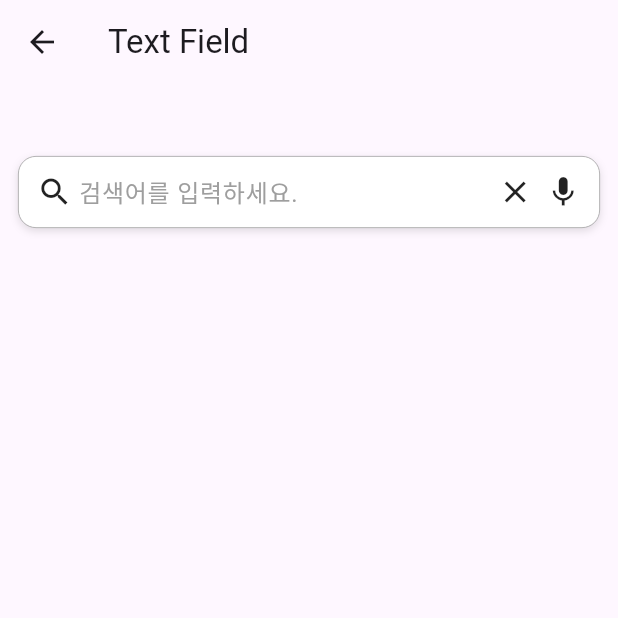
After one commit to yundal8755/cool_widget, a Flutter app: the TextFieldPage screen opened by its route, on a phone screen of 412 x 824 dp, the top half of it. The commit adds this screen. Run offline on Flutter 3.47's test engine with Material 3 defaults, Android fonts, the phone set to English and light mode, and no system bars; our stand-ins replace cached_network_image, flutter_bounceable, flutter_svg, image_picker.

Commit message:
feature : textfield 컴포넌트 추가

```diff
--- /dev/null
+++ b/lib/app/widget/component/text_field/cool_text_field_style.dart
@@ -0,0 +1,69 @@
+import 'package:flutter/material.dart';
+
+///
+/// [SearchTextField] 스타일을 결정하는 추상 클래스
+///
+abstract class CoolTextFieldStyle {
+  final Color? backgroundColor;
+  final Color? borderColor;
+  final double? borderWidth;
+  final double? borderRadius;
+  final Color? focusedBorderColor;
+  final double? focusedBorderWidth;
+  final String? hintText;
+  final TextStyle? hintStyle;
+  final TextStyle? textStyle;
+  final List<BoxShadow>? shadow;
+  final double? height;
+
+  /// CONSTRUCTOR
+  const CoolTextFieldStyle._({
+    this.backgroundColor,
+    this.borderColor,
+    this.borderWidth,
+    this.borderRadius,
+    this.focusedBorderColor,
+    this.focusedBorderWidth,
+    this.hintText,
+    this.hintStyle,
+    this.textStyle,
+    this.shadow,
+    this.height,
+  });
+}
+
+class TextFieldStyle extends CoolTextFieldStyle {
+  const TextFieldStyle({
+    super.backgroundColor,
+    super.borderColor,
+    super.borderWidth,
+    super.borderRadius,
+    super.focusedBorderColor,
+    super.focusedBorderWidth,
+    super.hintText,
+    super.hintStyle,
+    super.textStyle,
+    super.shadow,
+    super.height,
+  }) : super._();
+
+  static TextFieldStyle get rectangleDefault => const TextFieldStyle(
+        backgroundColor: Colors.white,
+        borderColor: Colors.grey,
+        borderWidth: 0.5,
+        borderRadius: 12,
+        focusedBorderColor: Colors.green,
+        focusedBorderWidth: 2,
+        hintText: '검색어를 입력하세요.',
+        hintStyle: TextStyle(color: Colors.grey),
+        textStyle: TextStyle(color: Colors.black),
+        shadow: [
+          BoxShadow(
+            color: Colors.black12,
+            blurRadius: 4,
+            offset: Offset(0, 2),
+          )
+        ],
+        height: 48,
+      );
+}
--- /dev/null
+++ b/lib/app/widget/component/text_field/cool_text_field_widget.dart
@@ -0,0 +1,120 @@
+import 'package:cool_widget/app/widget/component/text_field/cool_text_field_style.dart';
+import 'package:flutter/material.dart';
+
+class CoolTextField extends StatefulWidget {
+  final CoolTextFieldStyle style;
+  final TextEditingController? controller;
+  final ValueChanged<String>? onChanged;
+  final ValueChanged<String>? onSubmitted;
+
+  /// 새로 추가
+  final Widget? leadingIcon;
+  final List<Widget>? trailingIcons;
+
+  CoolTextField({
+    super.key,
+    TextFieldStyle? style,
+    this.controller,
+    this.onChanged,
+    this.onSubmitted,
+
+    // 새로 추가
+    this.leadingIcon,
+    this.trailingIcons,
+  }) : style = style ?? TextFieldStyle.rectangleDefault;
+
+  @override
+  State<CoolTextField> createState() => _CoolTextFieldState();
+}
+
+class _CoolTextFieldState extends State<CoolTextField> {
+  late FocusNode _focusNode;
+
+  @override
+  void initState() {
+    debugPrint('init 실행됨');
+    super.initState();
+    _focusNode = FocusNode();
+  }
+
+  @override
+  void dispose() {
+    debugPrint('dispose 실행됨');
+    _focusNode.dispose();
+    super.dispose();
+  }
+
+  bool get _isFocused => _focusNode.hasFocus;
+
+  @override
+  Widget build(BuildContext context) {
+    final style = widget.style;
+
+    final currentBorderColor = _isFocused
+        ? (style.focusedBorderColor ?? style.borderColor)
+        : style.borderColor;
+    final currentBorderWidth = _isFocused
+        ? (style.focusedBorderWidth ?? style.borderWidth)
+        : style.borderWidth;
+
+    // trailing 아이콘 최대 2개만 사용하기 (옵션)
+    final trailingList = widget.trailingIcons ?? [];
+    final effectiveTrailing =
+        trailingList.length > 2 ? trailingList.sublist(0, 2) : trailingList;
+
+    return Container(
+      // height 적용
+      height: style.height, // null이면 자식에 맞춰짐, 아니면 고정 높이
+      decoration: BoxDecoration(
+        color: style.backgroundColor,
+        borderRadius: BorderRadius.circular(style.borderRadius ?? 0),
+        boxShadow: style.shadow,
+        border: Border.all(
+          color: currentBorderColor ?? Colors.transparent,
+          width: currentBorderWidth ?? 0,
+        ),
+      ),
+      // 기존 padding도 유지
+      padding: const EdgeInsets.symmetric(horizontal: 8),
+      child: Row(
+        crossAxisAlignment: CrossAxisAlignment.center,
+        children: [
+          // 왼쪽 아이콘
+          if (widget.leadingIcon != null) ...[
+            // 4px 패딩
+            Padding(
+              padding: const EdgeInsets.symmetric(horizontal: 4),
+              child: widget.leadingIcon,
+            ),
+          ],
+
+          // TextField는 Expanded로 감싸서 남은 공간 차지
+          Expanded(
+            child: TextField(
+              focusNode: _focusNode,
+              controller: widget.controller,
+              onChanged: widget.onChanged,
+              onSubmitted: widget.onSubmitted,
+              style: style.textStyle,
+              decoration: InputDecoration(
+                hintText: style.hintText,
+                hintStyle: style.hintStyle,
+                border: InputBorder.none,
+                isDense: true,
+              ),
+              autofocus: false,
+            ),
+          ),
+
+          // 오른쪽 아이콘들 (최대 2개)
+          for (final icon in effectiveTrailing) ...[
+            Padding(
+              padding: const EdgeInsets.symmetric(horizontal: 4),
+              child: icon,
+            ),
+          ],
+        ],
+      ),
+    );
+  }
+}
--- a/lib/main.dart
+++ b/lib/main.dart
@@ -4,6 +4,7 @@ import 'package:cool_widget/screen/component/badge/badge_page.dart';
 import 'package:cool_widget/screen/component/dialog/dialog_page.dart';
 import 'package:cool_widget/screen/component/bottom_sheet/bottom_sheet_page.dart';
 import 'package:cool_widget/screen/component/button/button_page.dart';
+import 'package:cool_widget/screen/component/text_field/text_field_page.dart';
 import 'package:cool_widget/screen/home_page.dart';
 import 'package:cool_widget/screen/layout/avatar_with_badge/avatar_with_badge_page.dart';
 import 'package:flutter/material.dart';
@@ -34,6 +35,7 @@ class _App extends StatelessWidget {
         '/BottomSheet': (context) => const BottomSheetPage(),
         '/Button': (context) => const ButtonPage(),
         '/Dialog': (context) => const DialogPage(),
+        '/TextField': (context) => const TextFieldPage(),
       },
     );
   }
--- /dev/null
+++ b/lib/screen/component/text_field/text_field_page.dart
@@ -0,0 +1,45 @@
+import 'package:cool_widget/app/widget/component/text_field/cool_text_field_widget.dart';
+import 'package:cool_widget/screen/component/text_field/text_field_view_model.dart';
+import 'package:flutter/material.dart';
+
+class TextFieldPage extends StatefulWidget {
+  const TextFieldPage({super.key});
+
+  @override
+  State<TextFieldPage> createState() => _TextFieldPageState();
+}
+
+class _TextFieldPageState extends State<TextFieldPage> {
+  late TextFieldPageViewModel viewModel;
+
+  @override
+  void initState() {
+    viewModel = TextFieldPageViewModel(this);
+    super.initState();
+  }
+
+  @override
+  Widget build(BuildContext context) {
+    return Scaffold(
+      appBar: AppBar(title: const Text("Text Field")),
+      body: Padding(
+        padding: const EdgeInsets.symmetric(horizontal: 12),
+        child: Column(
+          children: [
+            const SizedBox(height: 48),
+
+            // 검색창
+            CoolTextField(
+              leadingIcon: const Icon(Icons.search),
+              trailingIcons: const [
+                Icon(Icons.clear),
+                Icon(Icons.mic),
+              ],
+              onChanged: (value) => debugPrint('검색어: $value'),
+            ),
+          ],
+        ),
+      ),
+    );
+  }
+}
--- /dev/null
+++ b/lib/screen/component/text_field/text_field_view_model.dart
@@ -0,0 +1,6 @@
+import 'package:flutter/material.dart';
+
+class TextFieldPageViewModel extends ChangeNotifier {
+  State state;
+  TextFieldPageViewModel(this.state);
+}
```
